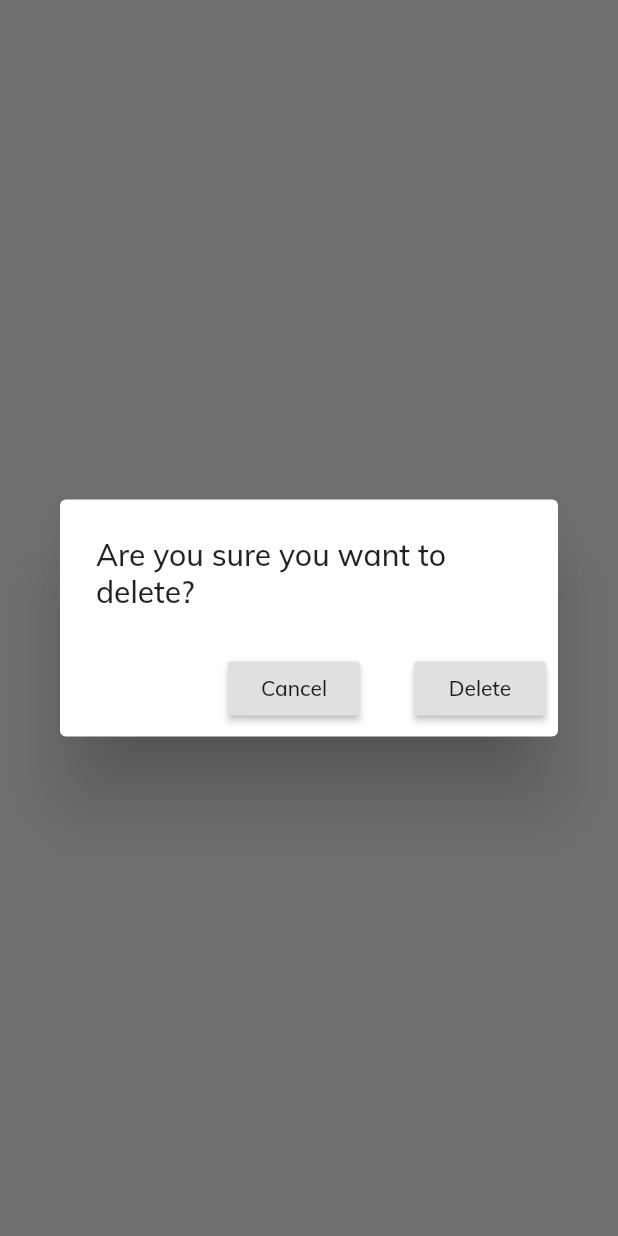
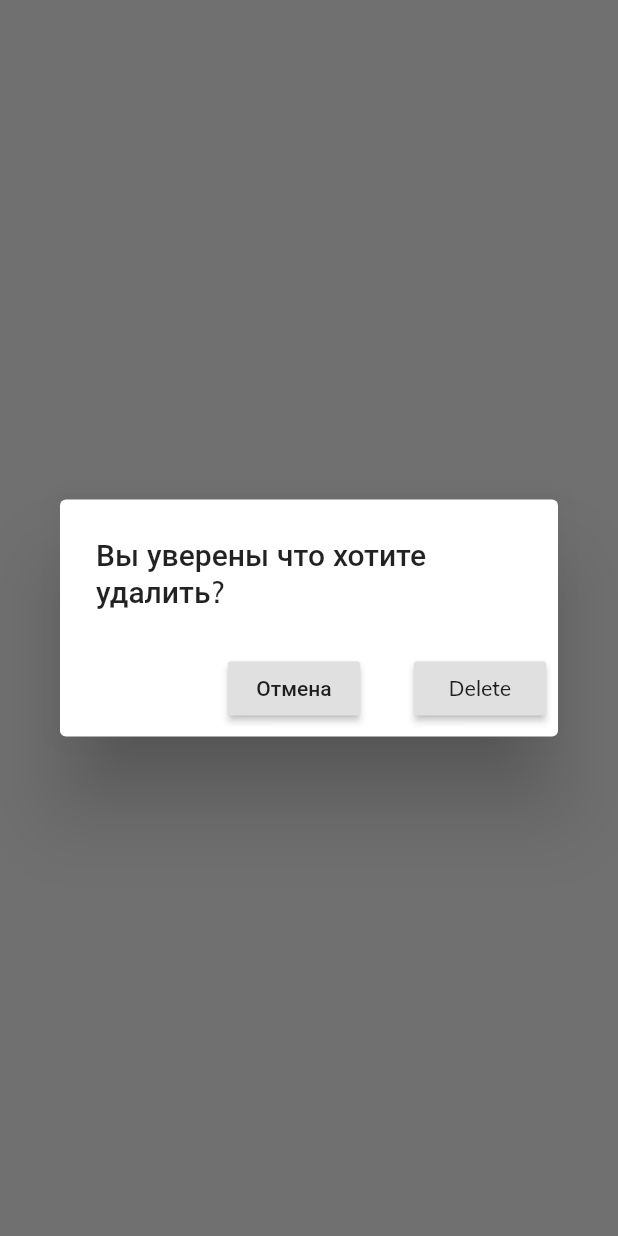
Before and after one commit to azamatig/travelman_places, a Flutter app: what showDeleteAlertDialog() shows on an empty page, opened directly with empty values, on a phone screen of 412 x 824 dp. Run offline on Flutter 3.47's test engine with Material 2 defaults, Android fonts, the phone set to English and light mode, and no system bars; our stand-ins replace animated_bottom_navigation_bar, auto_size_text, awesome_dialog, badges, bot_toast, bubble and 47 more; missing offline and left inert: apple_sign_in, country_pickers, day_night_switcher, firebase_admob, flappy_search_bar, flutter_facebook_login and 13 more; accounts and stored records are empty; generated files the repository leaves out were written again; network calls fail.

Commit message:
small translation fixes

```diff
--- a/lib/pages/blog_details.dart
+++ b/lib/pages/blog_details.dart
@@ -65,7 +65,7 @@ class _BlogDetailsState extends State<BlogDetails> {
 
   handleShare() {
     Share.share(
-        '${widget.blogData.title}, To read more install ${Config().appName} App. https://play.google.com/store/apps/details?id=kz.pegas.travelman');
+        '${widget.blogData.title}, чтобы узнать больше установите ${Config().appName} App. https://play.google.com/store/apps/details?id=kz.pegas.travelman');
   }
 
   @override
--- a/lib/pages/chat/app/module.dart
+++ b/lib/pages/chat/app/module.dart
@@ -27,6 +27,7 @@ class AppModule extends m.MainModule {
   final wallpaperModule = WallpaperModule();
   final analytics = FirebaseAnalytics();
   final adminModule = AdminModule();
+
   @override
   List<m.Bind> get binds => [
         m.Bind((_) => appStore),
--- a/lib/pages/chat/auth/domain/entities/user.dart
+++ b/lib/pages/chat/auth/domain/entities/user.dart
@@ -82,7 +82,7 @@ class User extends _User with _$User {
   }) {
     return User(
       id: uid,
-      name: name ?? 'Otaku-${Random().nextInt(10000)}',
+      name: name ?? 'Traveler-${Random().nextInt(10000)}',
       email: email ?? '',
       photoUrl: photoUrl ?? '',
       status: status ?? '',
--- a/lib/pages/chat/common/alert_dialog.dart
+++ b/lib/pages/chat/common/alert_dialog.dart
@@ -1,21 +1,21 @@
 import 'package:flutter/material.dart';
+import 'package:travelman/pages/chat/i18n/strings.g.dart';
 
 Future<void> showDeleteAlertDialog(
     BuildContext context, VoidCallback onDelete) async {
-      print('show Daialog');
   await showDialog(
     context: context,
     child: AlertDialog(
-      title: Text('Are you sure you want to delete?'),
+      title: Text('Вы уверены что хотите удалить?'),
       actions: <Widget>[
         RaisedButton(
-            child: Text('Cancel'),
+            child: Text('Отмена'),
             onPressed: () {
               Navigator.pop(context);
             }),
         SizedBox(width: 20),
         RaisedButton(
-          child: Text('Delete'),
+          child: Text(t.Feed.delete),
           onPressed: onDelete,
         ),
       ],
--- a/lib/pages/chat/groups/presentation/groups_list/index.dart
+++ b/lib/pages/chat/groups/presentation/groups_list/index.dart
@@ -47,7 +47,7 @@ class _GroupsWidgetState extends State<GroupsWidget> with RouteAware {
               mainAxisAlignment: MainAxisAlignment.spaceBetween,
               children: <Widget>[
                 Text(
-                  'Groups',
+                  'Группы',
                   style:
                       GoogleFonts.basic(textStyle: theme.textTheme.headline5),
                 ).padding(top: 4, bottom: 8, left: 20),
```
